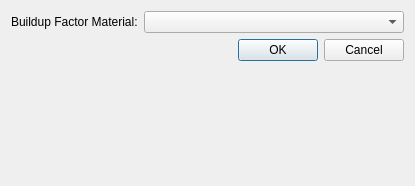
The window that src/ZapMeNotQt/ui/RemoveShieldDialog.ui (AlanFord/ZapMeNotQt) describes before a commit, drawn with Qt 5.
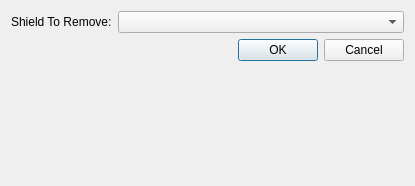
The same window after the commit.

The edit to the form file:
```diff
--- a/src/ZapMeNotQt/ui/RemoveShieldDialog.ui
+++ b/src/ZapMeNotQt/ui/RemoveShieldDialog.ui
@@ -17,7 +17,7 @@
    <item row="0" column="0">
     <widget class="QLabel" name="label">
      <property name="text">
-      <string>Buildup Factor Material:</string>
+      <string>Shield To Remove:</string>
      </property>
     </widget>
    </item>
```
